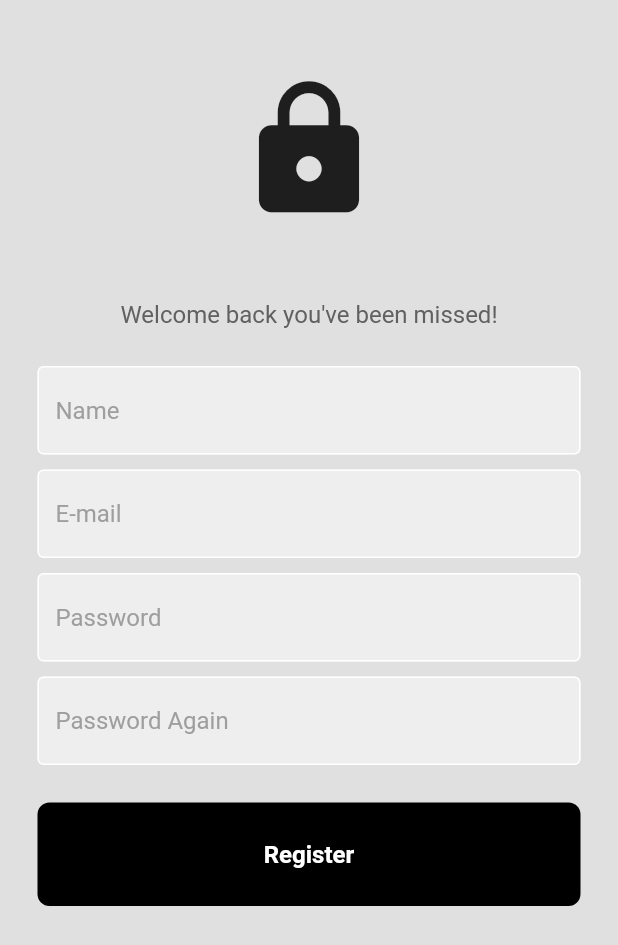
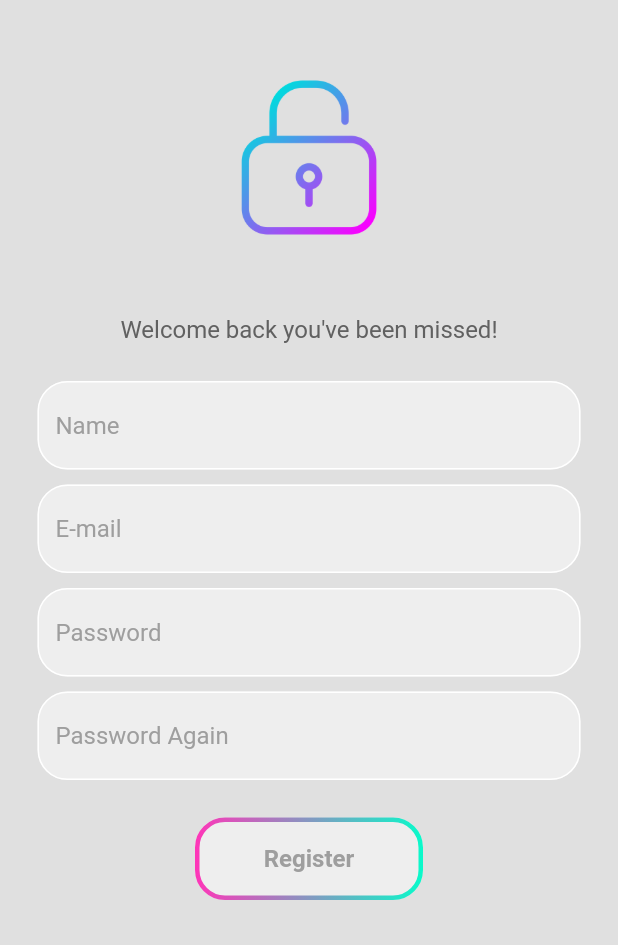
Before and after one commit to betulcelebi/Blog-App-Firebase, a Flutter app: the screen it shows after launch, after a tap on "Register now", on a phone screen of 412 x 824 dp. Shown: the top 945 px of the screen. Run offline on Flutter 3.47's test engine with Material 2 defaults, Android fonts, the light colour scheme and no system bars; our stand-ins replace gradient_borders.

Commit message:
changes something

```diff
--- a/lib/main.dart
+++ b/lib/main.dart
@@ -20,20 +20,3 @@ class MyApp extends StatelessWidget {
     );
   }
 }
-
-class MyHomePage extends StatefulWidget {
-  const MyHomePage({super.key, required this.title});
-
-  final String title;
-
-  @override
-  State<MyHomePage> createState() => _MyHomePageState();
-}
-
-class _MyHomePageState extends State<MyHomePage> {
-  @override
-  Widget build(BuildContext context) {
-    var size = MediaQuery.of(context).size;
-    return Scaffold();
-  }
-}
--- a/lib/pages/login.dart
+++ b/lib/pages/login.dart
@@ -1,6 +1,7 @@
 import 'package:firebase_login/pages/register.dart';
 import 'package:firebase_login/widgets/textfield.dart';
 import 'package:flutter/material.dart';
+import 'package:gradient_borders/box_borders/gradient_box_border.dart';
 
 class LoginPage extends StatelessWidget {
   LoginPage({super.key});
@@ -83,17 +84,21 @@ class LoginPage extends StatelessWidget {
                 // sign in button
                 GestureDetector(
                   child: Container(
-                    padding: const EdgeInsets.all(25),
-                    margin: const EdgeInsets.symmetric(horizontal: 25),
+                    padding: const EdgeInsets.all(15),
+                    margin: const EdgeInsets.symmetric(horizontal: 130),
                     decoration: BoxDecoration(
-                      color: Colors.black,
-                      borderRadius: BorderRadius.circular(8),
+                      border: const GradientBoxBorder(
+                          gradient: LinearGradient(
+                              colors: [Color(0xffFF35B8), Color(0xff09FACA)]),
+                          width: 3),
+                      color: Colors.grey.shade200,
+                      borderRadius: BorderRadius.circular(20),
                     ),
-                    child: const Center(
+                    child: Center(
                       child: Text(
                         "Sign In",
                         style: TextStyle(
-                          color: Colors.white,
+                          color: Colors.grey[500],
                           fontWeight: FontWeight.bold,
                           fontSize: 16,
                         ),
--- a/lib/pages/register.dart
+++ b/lib/pages/register.dart
@@ -1,6 +1,7 @@
 import 'package:flutter/material.dart';
 import 'package:flutter/src/widgets/container.dart';
 import 'package:flutter/src/widgets/framework.dart';
+import 'package:gradient_borders/box_borders/gradient_box_border.dart';
 
 import '../widgets/textfield.dart';
 
@@ -17,7 +18,7 @@ class RegisterPage extends StatelessWidget {
     return Scaffold(
       backgroundColor: Colors.grey[300],
       body: SingleChildScrollView(
-        physics: NeverScrollableScrollPhysics(),
+        physics: const NeverScrollableScrollPhysics(),
         child: SafeArea(
           child: Center(
             child: Column(
@@ -26,10 +27,10 @@ class RegisterPage extends StatelessWidget {
                 const SizedBox(height: 50),
 
                 // logo
-                const Icon(
-                  Icons.lock,
-                  size: 100,
-                ),
+                SizedBox(
+                    width: 110,
+                    height: 110,
+                    child: Image.asset("assets/unlock.png")),
 
                 const SizedBox(height: 50),
 
@@ -57,7 +58,7 @@ class RegisterPage extends StatelessWidget {
                 MyTextField(
                   controller: _emailController,
                   hintText: 'E-mail',
-                  obscureText: true,
+                  obscureText: false,
                 ),
 
                 const SizedBox(height: 10),
@@ -82,17 +83,21 @@ class RegisterPage extends StatelessWidget {
                     Navigator.pop(context, true);
                   },
                   child: Container(
-                    padding: const EdgeInsets.all(25),
-                    margin: const EdgeInsets.symmetric(horizontal: 25),
+                    padding: const EdgeInsets.all(15),
+                    margin: const EdgeInsets.symmetric(horizontal: 130),
                     decoration: BoxDecoration(
-                      color: Colors.black,
-                      borderRadius: BorderRadius.circular(8),
+                      border: const GradientBoxBorder(
+                          gradient: LinearGradient(
+                              colors: [Color(0xffFF35B8), Color(0xff09FACA)]),
+                          width: 3),
+                      color: Colors.grey.shade200,
+                      borderRadius: BorderRadius.circular(20),
                     ),
-                    child: const Center(
+                    child: Center(
                       child: Text(
                         "Register",
                         style: TextStyle(
-                          color: Colors.white,
+                          color: Colors.grey[500],
                           fontWeight: FontWeight.bold,
                           fontSize: 16,
                         ),
--- a/lib/widgets/textfield.dart
+++ b/lib/widgets/textfield.dart
@@ -20,10 +20,12 @@ class MyTextField extends StatelessWidget {
         controller: controller,
         obscureText: obscureText,
         decoration: InputDecoration(
-            enabledBorder: const OutlineInputBorder(
+            enabledBorder: OutlineInputBorder(
+              borderRadius: BorderRadius.circular(20),
               borderSide: BorderSide(color: Colors.white),
             ),
             focusedBorder: OutlineInputBorder(
+              borderRadius: BorderRadius.circular(20),
               borderSide: BorderSide(color: Colors.grey.shade400),
             ),
             fillColor: Colors.grey.shade200,
--- a/pubspec.yaml
+++ b/pubspec.yaml
@@ -36,6 +36,7 @@ dependencies:
   # The following adds the Cupertino Icons font to your application.
   # Use with the CupertinoIcons class for iOS style icons.
   cupertino_icons: ^1.0.2
+  gradient_borders: ^0.2.0
 
 dev_dependencies:
   flutter_test:
```
Also changed, not shown: assets/unlock.png (added), pubspec.lock.
